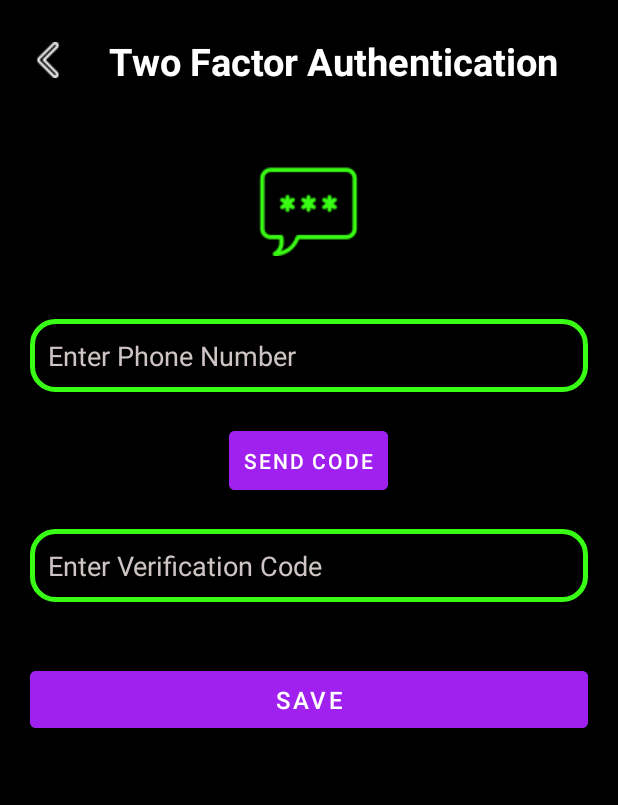
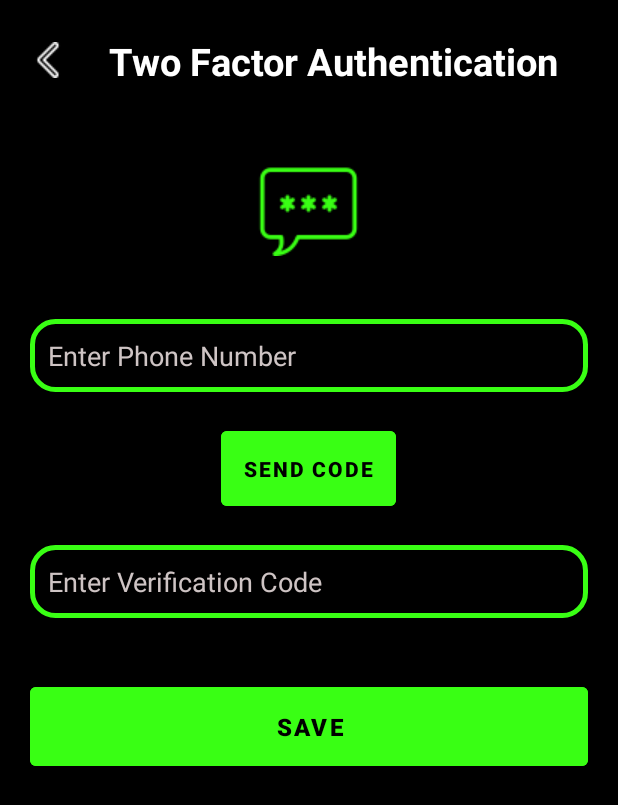
Before and after one commit to Shahroz5373/Safe-Sender, an Android app: the TwoFactor screen opened directly, with no data from a screen before it, on a phone screen of 412 x 824 dp. Shown: the top 805 px of the screen. Run offline under Robolectric (Android 15) with nearby library versions, the phone set to English and light mode, and no system bars.

Commit message:
"Changes "

```diff
--- a/app/src/main/res/layout/activity_two_factor.xml
+++ b/app/src/main/res/layout/activity_two_factor.xml
@@ -72,9 +72,10 @@
             android:layout_marginTop="10dp"
             android:layout_centerHorizontal="true"
             android:text="Send Code"
-            android:padding="10dp"
-            android:textColor="@color/white"
-            android:backgroundTint="@color/Violet" />
+            android:padding="15dp"
+            android:textColor="@color/black"
+            android:textStyle="bold"
+            android:backgroundTint="@color/NeonGreen" />
 
         <!-- Code Input Field -->
         <EditText
@@ -99,9 +100,10 @@
             android:layout_marginTop="40dp"
             android:text="Save"
             android:textSize="16sp"
-            android:padding="8dp"
-            android:textColor="@color/white"
-            android:backgroundTint="@color/Violet" />
+            android:padding="15dp"
+            android:textColor="@color/black"
+            android:textStyle="bold"
+            android:backgroundTint="@color/NeonGreen" />
     </RelativeLayout>
 
 </androidx.constraintlayout.widget.ConstraintLayout>
--- a/app/src/main/res/layout/fragment_international.xml
+++ b/app/src/main/res/layout/fragment_international.xml
@@ -258,11 +258,11 @@
             android:text="Next"
             android:layout_below="@id/rel3"
             android:textStyle="bold"
-            android:textSize="15sp"
+            android:textSize="16sp"
             android:layout_centerHorizontal="true"
             android:backgroundTint="@color/NeonGreen"
-            android:padding="10dp"
-            android:textColor="@color/white"
+            android:padding="15dp"
+            android:textColor="@color/black"
             android:layout_marginTop="80dp"
             >
 
--- a/app/src/main/res/layout/fragment_samecurrency.xml
+++ b/app/src/main/res/layout/fragment_samecurrency.xml
@@ -188,11 +188,11 @@
             android:text="Next"
             android:layout_below="@id/rel2"
             android:textStyle="bold"
-            android:textSize="15sp"
+            android:textSize="16sp"
             android:layout_centerHorizontal="true"
             android:backgroundTint="@color/NeonGreen"
-            android:padding="10dp"
-            android:textColor="@color/white"
+            android:padding="15dp"
+            android:textColor="@color/black"
             android:layout_marginTop="100dp"
             >
 
```
Also changed, not shown: app/src/main/res/layout/activity_log_in.xml (+3 -4 lines), app/src/main/res/layout/activity_start.xml (+2 -9 lines), app/src/main/res/layout/activity_transaction_limit.xml (+4 -3 lines).
